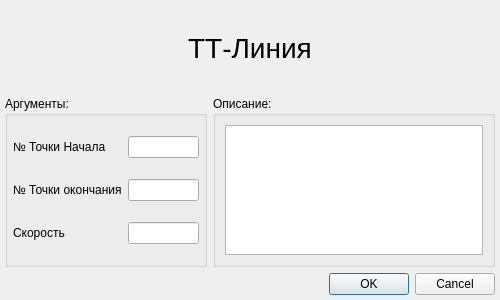
Xtail96/SML, file KAMEditor/gui/commands/ttlinedialog.ui: the form before one commit.
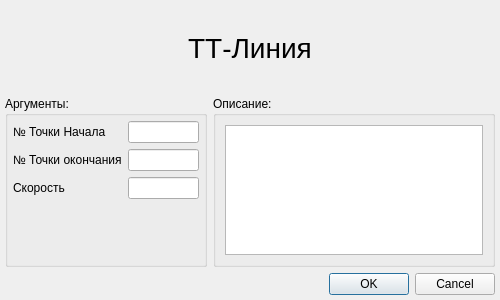
The form after the commit.

Patch:
```diff
--- a/KAMEditor/gui/commands/ttlinedialog.ui
+++ b/KAMEditor/gui/commands/ttlinedialog.ui
@@ -69,7 +69,7 @@
      <property name="title">
       <string>Аргументы:</string>
      </property>
-     <layout class="QGridLayout" name="gridLayout">
+     <layout class="QFormLayout" name="formLayout">
       <property name="leftMargin">
        <number>5</number>
       </property>
@@ -82,13 +82,6 @@
       <property name="bottomMargin">
        <number>5</number>
       </property>
-      <item row="1" column="0">
-       <widget class="QLabel" name="ttline_finish_point_label">
-        <property name="text">
-         <string>№ Точки окончания</string>
-        </property>
-       </widget>
-      </item>
       <item row="0" column="0">
        <widget class="QLabel" name="ttline_start_point_label">
         <property name="text">
@@ -96,20 +89,27 @@
         </property>
        </widget>
       </item>
-      <item row="3" column="0">
-       <widget class="QLabel" name="ttline_velocity_label">
-        <property name="text">
-         <string>Скорость</string>
-        </property>
-       </widget>
-      </item>
       <item row="0" column="1">
        <widget class="QLineEdit" name="ttline_start_point_lineEdit"/>
       </item>
+      <item row="1" column="0">
+       <widget class="QLabel" name="ttline_finish_point_label">
+        <property name="text">
+         <string>№ Точки окончания</string>
+        </property>
+       </widget>
+      </item>
       <item row="1" column="1">
        <widget class="QLineEdit" name="ttline_finish_point_lineEdit"/>
       </item>
-      <item row="3" column="1">
+      <item row="2" column="0">
+       <widget class="QLabel" name="ttline_velocity_label">
+        <property name="text">
+         <string>Скорость</string>
+        </property>
+       </widget>
+      </item>
+      <item row="2" column="1">
        <widget class="QLineEdit" name="ttline_velocity_lineEdit"/>
       </item>
      </layout>
```
